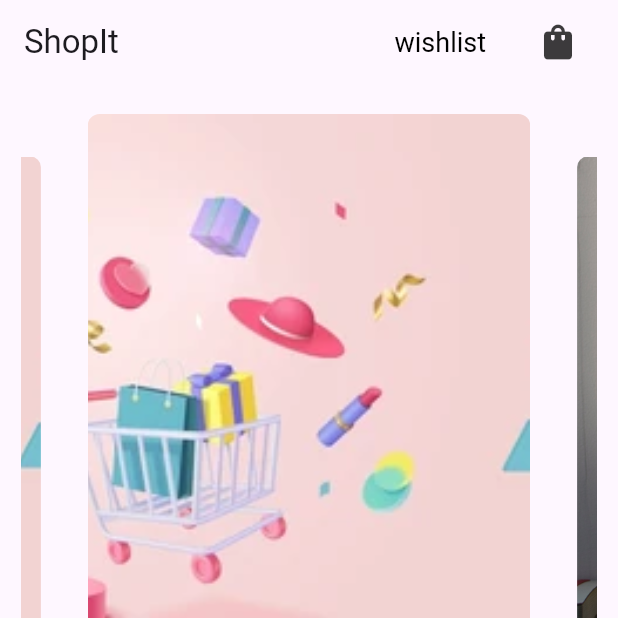
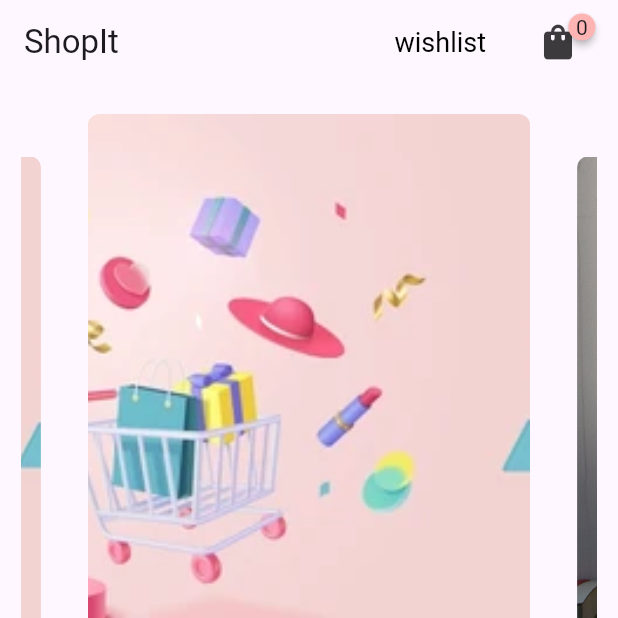
Before and after one commit to vivek-singh-iphtech/Ecom_app, a Flutter app: the screen it shows after launch, on a phone screen of 412 x 824 dp, the top half of it. Run offline on Flutter 3.47's test engine with Material 3 defaults, Android fonts, the phone set to English and light mode, and no system bars; drawn by our look-alikes of badges, carousel_slider, curved_navigation_bar; our stand-ins replace cached_network_image, shared_preferences; network calls fail.

Commit message:
local storage created for cart items, wishlist items and Total price of cart displayed.

```diff
--- a/lib/responsive/responsive_layout.dart
+++ b/lib/responsive/responsive_layout.dart
@@ -1,6 +1,6 @@
 import 'package:flutter/material.dart';
 
-class Responsive extends StatelessWidget {
+class Responsive extends StatefulWidget {
 
   final Widget mobile;
 
@@ -15,19 +15,23 @@ class Responsive extends StatelessWidget {
   static bool isMobile(BuildContext context) => MediaQuery.of(context).size.width<650;  //mobile < 650
 
 
-  static bool isDesktop(BuildContext context) => MediaQuery.of(context).size.width>=1100; //Desktop >=1100
+  static bool isDesktop(BuildContext context) => MediaQuery.of(context).size.width>=1100;
+  @override
+  State<Responsive> createState() => _ResponsiveState();
+}
 
-
+class _ResponsiveState extends State<Responsive> {
+ //Desktop >=1100
   @override
   Widget build(BuildContext context){
     return LayoutBuilder(builder: (context, constraints) {
       if(constraints.maxWidth >= 1100)
       {
-         return desktop;
+         return widget.desktop;
       }
       else
       {
-        return mobile;
+        return widget.mobile;
       }
     },);
   }
--- a/lib/views/screens/HomePage.dart
+++ b/lib/views/screens/HomePage.dart
@@ -1,9 +1,11 @@
+import 'package:ecom_app/providers/cart_providers.dart';
+import 'package:ecom_app/providers/wishlist_providers.dart';
 import 'package:ecom_app/views/widgets/Homepage/carousel.dart';
 import 'package:ecom_app/views/widgets/Homepage/categories.dart';
 import 'package:ecom_app/views/widgets/Homepage/featured_products.dart';
 import 'package:flutter/foundation.dart';
 import 'package:flutter/material.dart';
-
+import 'package:provider/provider.dart';
 import '../../responsive/responsive_layout.dart';
 import '../shared/common_screen.dart';
 class HomePage extends StatefulWidget {
@@ -14,6 +16,15 @@ class HomePage extends StatefulWidget {
 }
 
 class _HomePageState extends State<HomePage> {
+
+   @override
+  void initState()
+  {
+    super.initState();
+    Provider.of<WishList>(context,listen: false).getCartToPreferences();
+    Provider.of<Cart>(context,listen: false).getCartToPreferences();
+  }
+
   @override
   Widget build(BuildContext context) {
     return Scaffold(
--- a/lib/views/shared/mobile_common_screen.dart
+++ b/lib/views/shared/mobile_common_screen.dart
@@ -1,13 +1,16 @@
+import 'package:ecom_app/providers/cart_providers.dart';
 import 'package:ecom_app/views/screens/CartPage.dart';
 import 'package:ecom_app/views/screens/HomePage.dart';
 import 'package:ecom_app/views/screens/ProductsPage.dart';
 import 'package:ecom_app/views/screens/wishListPage.dart';
-import 'package:ecom_app/views/shared/common_screen.dart';
+
 import 'package:flutter/foundation.dart';
 import 'package:flutter/material.dart';
 import 'package:curved_navigation_bar/curved_navigation_bar.dart';
 import 'nav_item.dart';
-import 'navbar.dart';
+import 'package:provider/provider.dart';
+import 'package:badges/badges.dart' as badges;
+
 
 class MobileCommonScreen extends StatefulWidget {
   MobileCommonScreen({Key? key}) : super(key: key);
@@ -19,7 +22,6 @@ class MobileCommonScreen extends StatefulWidget {
 class _MobileCommonScreenState extends State<MobileCommonScreen> {
   final PageController _pageController = PageController();
  final String wishlist = 'wishlist';
-  final String Cart = 'Cart';
   int _currentIndex = 0;
 
   @override
@@ -100,7 +102,15 @@ class _MobileCommonScreenState extends State<MobileCommonScreen> {
           children: [
             NavItem(title: wishlist, route: '',),
             const SizedBox(width: 8),
-             IconButton(
+             Consumer<Cart>(
+              builder: (context, cart, _) => badges.Badge(
+                    badgeContent: Text('${cart?.cartList.length}'),
+                    position: badges.BadgePosition.topEnd(top: -1, end: -1),
+                      badgeStyle: const badges.BadgeStyle(
+
+                        badgeColor: Color.fromARGB(255, 255, 180, 180),
+                      ),
+                    child: IconButton(
                       icon: const Icon(
                         Icons.shopping_bag,
                           color: Color.fromARGB(195, 0, 0, 0),
@@ -110,6 +120,7 @@ class _MobileCommonScreenState extends State<MobileCommonScreen> {
                         navigateToCartPage();
                       },
            ),
+                  )),
           ],
         )
       ]),
--- a/pubspec.yaml
+++ b/pubspec.yaml
@@ -51,6 +51,8 @@ dev_dependencies:
   provider: ^6.1.1
   http: ^1.2.0
   cached_network_image: ^3.3.1
+  shared_preferences: ^2.2.2
+  badges: ^3.1.2
 
 # For information on the generic Dart part of this file, see the
 # following page: https://dart.dev/tools/pub/pubspec
```
Also changed, not shown: lib/models/products_models.dart (+21 -1 lines), lib/providers/cart_providers.dart (+63 -15 lines), lib/providers/wishlist_providers.dart (+34 -0 lines), lib/views/screens/CartPage.dart (+66 -21 lines), lib/views/screens/ProductsPage.dart (+13 -0 lines), lib/views/screens/wishListPage.dart (+9 -0 lines), lib/views/shared/navbar.dart (+27 -13 lines), lib/views/widgets/ProductsDetail/product_details.dart (+15 -4 lines), pubspec.lock, 1 other file. Lines whose indentation alone changed are shown as unchanged.
